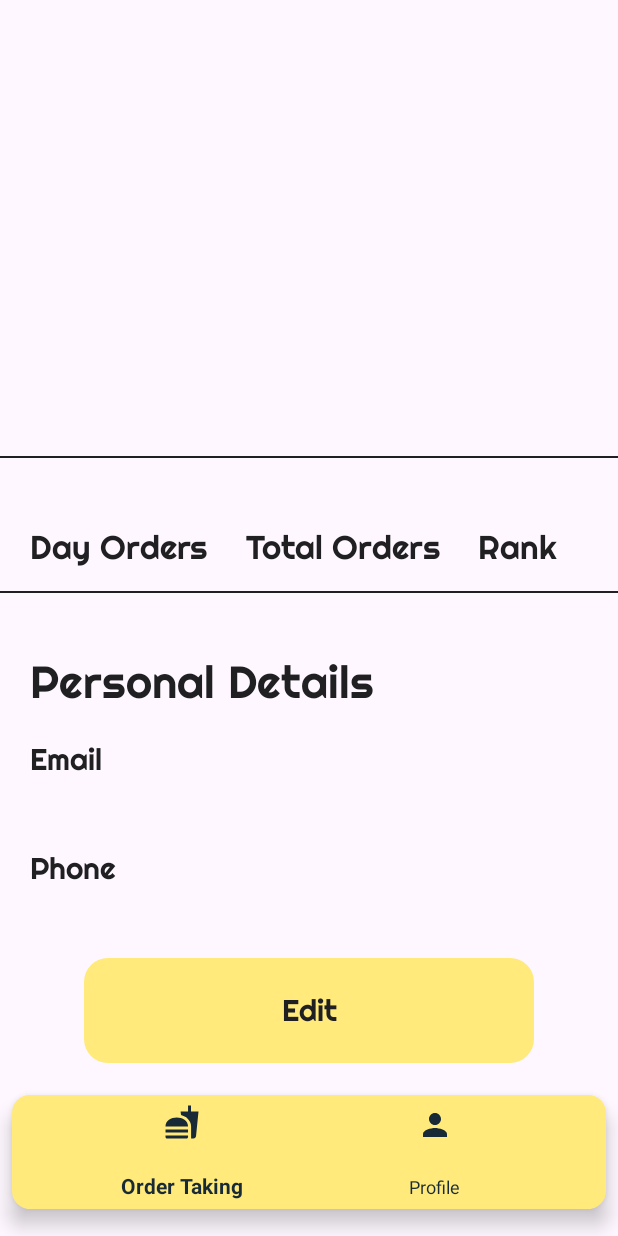
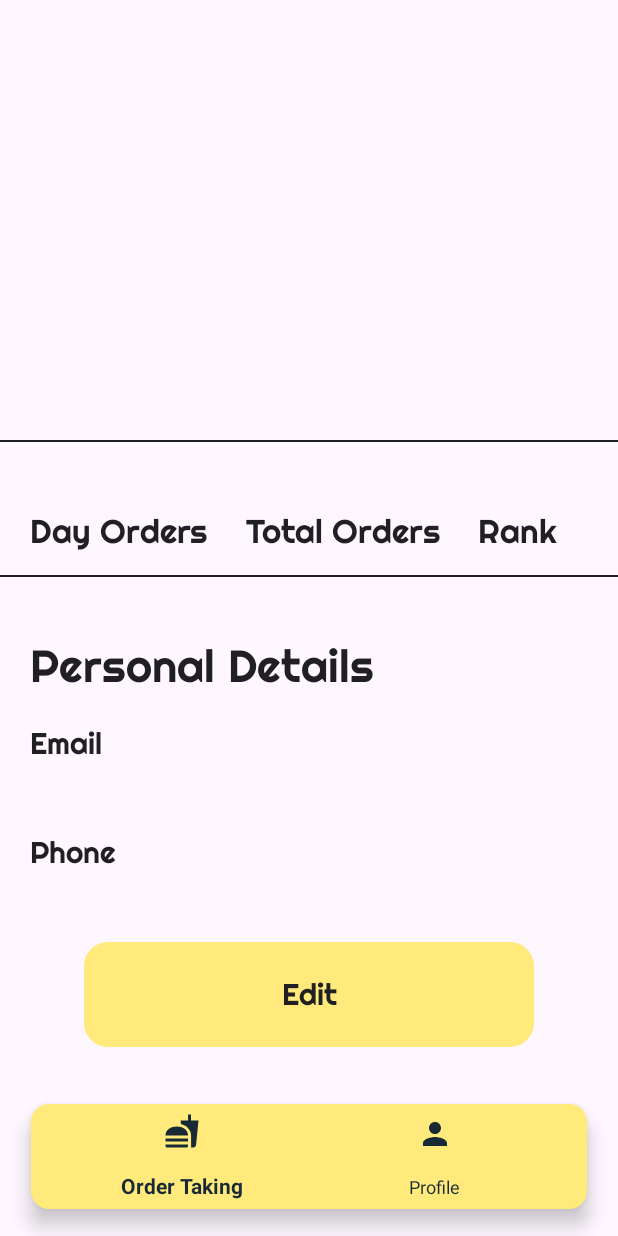
Before and after one commit to Sd023/Entrees, an Android app: the ProfileFragment screen opened through its navigation route, on a phone screen of 412 x 824 dp. Run offline under Robolectric (Android 15) with nearby library versions, the phone set to English and light mode, and no system bars; our stand-ins replace Firebase (no records; nobody signed in at launch, a user with empty details on screens opened directly); 1 statement that could not run was skipped.

Commit message:
Profile edit fixed

```diff
--- a/app/src/main/res/layout/activity_main.xml
+++ b/app/src/main/res/layout/activity_main.xml
@@ -6,29 +6,28 @@
     android:layout_width="match_parent"
     android:layout_height="match_parent">
 
-    <com.google.android.material.bottomnavigation.BottomNavigationView
-        android:id="@+id/nav_view"
-        android:layout_width="0dp"
-        android:layout_height="0dp"
-        android:layout_marginBottom="18dp"
-        app:layout_constraintBottom_toBottomOf="parent"
-        app:layout_constraintEnd_toEndOf="parent"
-        style="@style/MyBottomNavigationView"
-        app:layout_constraintHorizontal_bias="0.5"
-        app:layout_constraintStart_toStartOf="parent"
-        app:layout_constraintWidth_percent="0.96"
-        app:layout_constraintHeight_percent="0.092"
-        app:menu="@menu/homescreen_bottom_items" />
 
     <fragment
         android:id="@+id/nav_host_fragment_activity_home_class"
         android:name="androidx.navigation.fragment.NavHostFragment"
         android:layout_width="match_parent"
-        android:layout_height="match_parent"
+        android:layout_height="wrap_content"
         app:defaultNavHost="true"
+        app:layout_constraintTop_toTopOf="parent"
         app:layout_constraintBottom_toTopOf="@id/nav_view"
-        app:layout_constraintLeft_toLeftOf="parent"
-        app:layout_constraintRight_toRightOf="parent"
-        app:layout_constraintTop_toTopOf="parent"
         app:navGraph="@navigation/nav_graph" />
+
+
+    <com.google.android.material.bottomnavigation.BottomNavigationView
+        android:id="@+id/nav_view"
+        style="@style/MyBottomNavigationView"
+        android:layout_width="0dp"
+        android:layout_height="70dp"
+        android:layout_marginBottom="18dp"
+        app:layout_constraintBottom_toBottomOf="parent"
+        app:layout_constraintEnd_toEndOf="parent"
+        app:layout_constraintStart_toStartOf="parent"
+        app:layout_constraintWidth_percent="0.9"
+        app:menu="@menu/homescreen_bottom_items" />
+
 </androidx.constraintlayout.widget.ConstraintLayout>
--- a/app/src/main/res/layout/fragment_profile.xml
+++ b/app/src/main/res/layout/fragment_profile.xml
@@ -1,10 +1,14 @@
 <?xml version="1.0" encoding="utf-8"?>
-<RelativeLayout xmlns:android="http://schemas.android.com/apk/res/android"
+<ScrollView xmlns:android="http://schemas.android.com/apk/res/android"
     xmlns:app="http://schemas.android.com/apk/res-auto"
     xmlns:tools="http://schemas.android.com/tools"
     android:layout_width="match_parent"
-    android:layout_height="match_parent">
+    android:layout_height="wrap_content"
+    >
 
+    <RelativeLayout
+        android:layout_width="match_parent"
+        android:layout_height="wrap_content">
 
         <LinearLayout
         android:id="@+id/rowHeader"
@@ -40,7 +44,6 @@
             android:text=""
             android:textSize="24sp" />
     </LinearLayout>
-
         <View
         android:id="@+id/divider1"
         android:layout_width="match_parent"
@@ -48,8 +51,6 @@
         android:layout_below="@+id/rowHeader"
         android:layout_marginTop="15dp"
         android:background="@color/bg_color" />
-
-
         <LinearLayout
         android:id="@+id/kpiLayout"
         android:layout_width="match_parent"
@@ -154,7 +155,6 @@
 
 
     </LinearLayout>
-
         <View
         android:id="@+id/divider2"
         android:layout_width="match_parent"
@@ -162,8 +162,6 @@
         android:layout_below="@+id/kpiLayout"
         android:layout_marginTop="15dp"
         android:background="@color/bg_color" />
-
-
         <LinearLayout
         android:id="@+id/personalDetailsLayout"
         android:layout_width="wrap_content"
@@ -229,7 +227,6 @@
             android:textColor="@color/bg_color"
             android:textSize="20sp" />
     </LinearLayout>
-
         <Button
         android:layout_width="300dp"
         android:layout_height="70dp"
@@ -243,6 +240,6 @@
 
         android:textColor="@color/bg_color"
         android:textSize="20sp" />
+    </RelativeLayout>
 
-
-</RelativeLayout>
+</ScrollView>
--- a/app/src/main/res/menu/homescreen_bottom_items.xml
+++ b/app/src/main/res/menu/homescreen_bottom_items.xml
@@ -5,7 +5,7 @@
         android:id="@+id/orderTaking"
         android:enabled="true"
         android:title="@string/order_taking"
-        android:icon="@drawable/order_taking_24"/>
+        android:icon="@drawable/baseline_fastfood_24"/>
 
     <item
         android:id="@+id/profile"
```
Also changed, not shown: app/src/main/res/drawable/baseline_fastfood_24.xml (renamed from app/src/main/res/drawable/order_taking_24.xml). Lines whose indentation alone changed are shown as unchanged.
